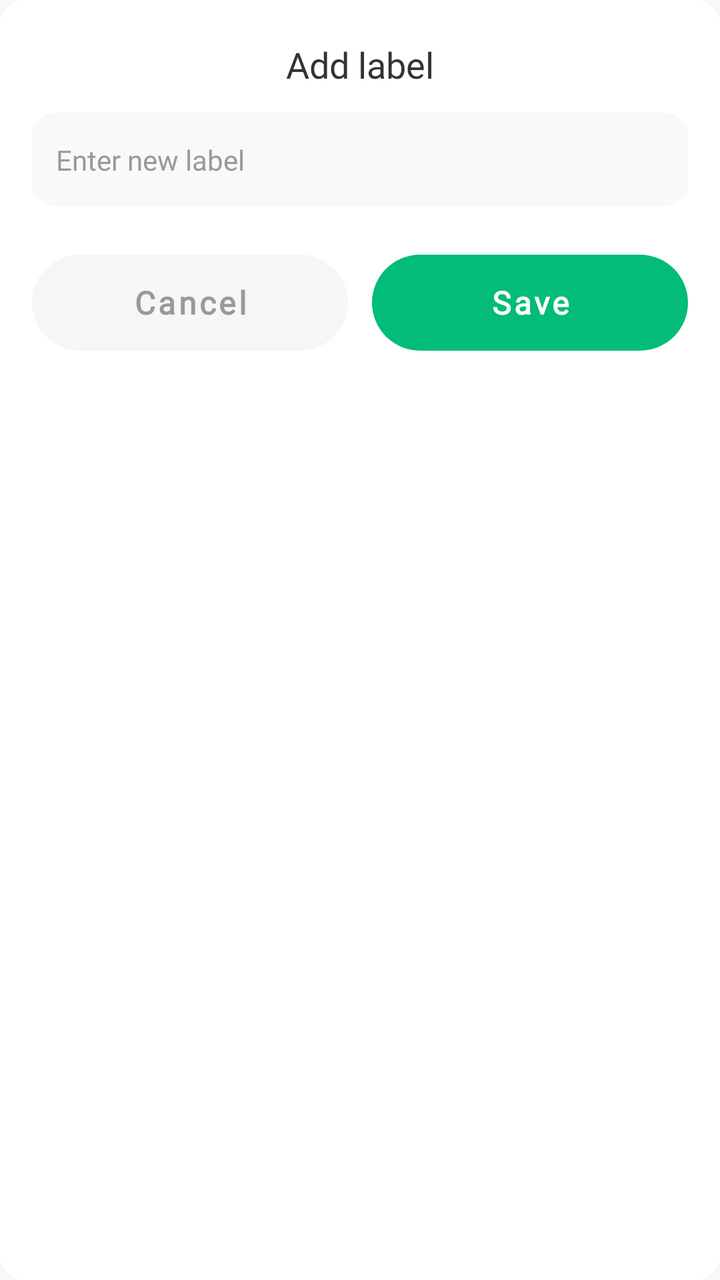
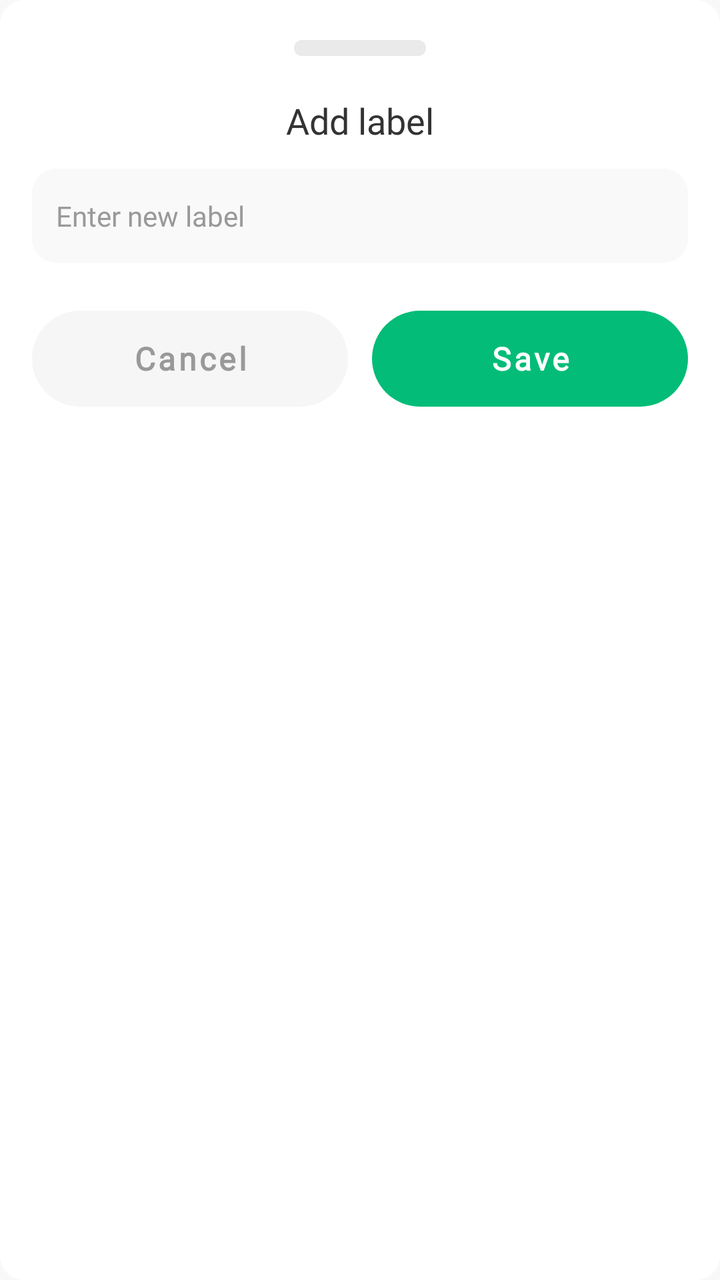

Before-and-after screenshots of an Android layout around one commit, followed by the original layout XML and the change that was made.
<!-- AndroidManifest.xml: application theme AppTheme -->
<!-- res/layout/dialog_add_tag.xml -->
<?xml version="1.0" encoding="utf-8"?>
<androidx.appcompat.widget.LinearLayoutCompat xmlns:android="http://schemas.android.com/apk/res/android"
    xmlns:tools="http://schemas.android.com/tools"
    android:layout_width="match_parent"
    android:layout_height="wrap_content"
    android:background="@drawable/bg_rect_white_12"
    android:gravity="center_horizontal"
    android:orientation="vertical"
    android:paddingHorizontal="@dimen/dp_16"
    android:paddingVertical="@dimen/dp_20">

    <androidx.appcompat.widget.AppCompatTextView
        android:id="@+id/tv_confirm_title"
        style="@style/T1_18"
        android:layout_width="match_parent"
        android:layout_height="wrap_content"
        android:layout_marginHorizontal="@dimen/dp_6"
        android:gravity="center_horizontal"
        android:text="@string/add_label"/>

    <androidx.appcompat.widget.AppCompatEditText
        android:id="@+id/et_label"
        style="@style/TextViewFont_RobotoRegular"
        android:layout_width="match_parent"
        android:layout_height="wrap_content"
        android:layout_marginTop="@dimen/dp_12"
        android:background="@drawable/bg_rect_white_12"
        android:backgroundTint="@color/color_F9F9FA"
        android:hint="@string/enter_new_label"
        android:maxLength="20"
        android:minHeight="@dimen/dp_44"
        android:paddingHorizontal="@dimen/dp_12"
        android:paddingVertical="@dimen/dp_14"
        android:textColor="@color/t1"
        android:textColorHint="@color/color_999"
        android:textSize="@dimen/sp_14"/>

    <androidx.appcompat.widget.LinearLayoutCompat
        android:layout_width="match_parent"
        android:layout_height="wrap_content"
        android:layout_marginTop="@dimen/dp_24">

        <com.google.android.material.button.MaterialButton
            android:id="@+id/btn_cancel"
            style="@style/MaterialButton.b3"
            android:layout_width="0dp"
            android:layout_height="@dimen/dp_48"
            android:layout_marginEnd="@dimen/dp_12"
            android:layout_weight="1"
            android:text="@string/cancel" />

        <com.google.android.material.button.MaterialButton
            android:id="@+id/btn_ok"
            style="@style/MaterialButton.b1"
            android:layout_width="0dp"
            android:layout_height="@dimen/dp_48"
            android:layout_weight="1"
            android:text="@string/save" />
    </androidx.appcompat.widget.LinearLayoutCompat>

</androidx.appcompat.widget.LinearLayoutCompat>
<!-- resources referenced by this layout -->
<resources>
  <color name="color_999">#999999</color>
  <color name="color_F9F9FA">#F9F9FA</color>
  <color name="t1">#333333</color>
  <dimen name="dp_12">12dp</dimen>
  <dimen name="dp_14">14dp</dimen>
  <dimen name="dp_16">16dp</dimen>
  <dimen name="dp_20">20dp</dimen>
  <dimen name="dp_24">24dp</dimen>
  <dimen name="dp_44">44dp</dimen>
  <dimen name="dp_48">48dp</dimen>
  <dimen name="dp_6">6dp</dimen>
  <dimen name="sp_14">14sp</dimen>
  <!-- drawable bg_rect_white_12 (drawable) -->
  <?xml version="1.0" encoding="utf-8"?>
  <shape xmlns:android="http://schemas.android.com/apk/res/android"
      android:shape="rectangle">
      <solid android:color="@color/white"/>
      <corners android:radius="@dimen/dp_12"/>
  
  </shape>
  <string name="add_label">Add label</string>
  <string name="cancel">Cancel</string>
  <string name="enter_new_label">Enter new label</string>
  <string name="save">Save</string>
  <style name="MaterialButton.b1">
          <item name="android:fontFamily">@font/roboto_bold</item>
          <item name="fontFamily">@font/roboto_bold</item>
          <item name="android:textStyle">bold</item>
          <item name="android:textColor">@color/white</item>
          <item name="backgroundTint">@color/c5</item>
          <item name="rippleColor">@color/c5_8</item>
      </style>
  <style name="MaterialButton.b3">
          <item name="android:fontFamily">@font/roboto_bold</item>
          <item name="fontFamily">@font/roboto_bold</item>
          <item name="android:textStyle">bold</item>
          <item name="android:textColor">@color/color_999</item>
          <item name="backgroundTint">#f6f6f6</item>
          <item name="rippleColor">@color/c5_8</item>
      </style>
  <style name="T1_18" parent="TextViewFont_RobotoBold">
          <item name="android:layout_height">wrap_content</item>
          <item name="android:layout_width">wrap_content</item>
          <item name="android:textColor">@color/t1</item>
          <item name="android:textSize">@dimen/sp_18</item>
      </style>
  <style name="TextViewFont_RobotoRegular">
          <item name="android:fontFamily">@font/roboto_regular</item>
          <item name="fontFamily">@font/roboto_regular</item>
      </style>
  <color name="white">#FFFFFF</color>
  <color name="c5">#02BC77</color>
  <color name="c5_8">#5DD4A8</color>
  <style name="TextViewFont_RobotoBold">
          <item name="android:fontFamily">@font/roboto_bold</item>
          <item name="fontFamily">@font/roboto_bold</item>
      </style>
  <dimen name="sp_18">18sp</dimen>
  <color name="colorAccent">@color/c5</color>
  <color name="color_tap_ripple">@color/transparent10</color>
  <color name="colorPrimary">@color/c1</color>
  <color name="colorPrimaryDark">@color/c1</color>
  <style name="toolbar_nav_button" parent="@style/Widget.AppCompat.Toolbar.Button.Navigation">
          <item name="android:paddingLeft">@dimen/nav_button_margin</item>
          <item name="android:paddingRight">@dimen/nav_button_margin</item>
          <item name="android:minWidth">56dp</item>
      </style>
  <color name="bg_window">#f8f8f8</color>
  <color name="transparent10">#1A000000</color>
  <color name="c1">@color/white</color>
  <dimen name="nav_button_margin">@dimen/dp_16</dimen>
  <!-- unchanged entries left out for length: 1 -->
</resources>

<!-- the commit's change to res/layout/dialog_add_tag.xml (unified diff, before → after) -->
@@ -1,6 +1,5 @@
 <?xml version="1.0" encoding="utf-8"?>
 <androidx.appcompat.widget.LinearLayoutCompat xmlns:android="http://schemas.android.com/apk/res/android"
-    xmlns:tools="http://schemas.android.com/tools"
     android:layout_width="match_parent"
     android:layout_height="wrap_content"
     android:background="@drawable/bg_rect_white_12"
@@ -9,11 +8,18 @@
     android:paddingHorizontal="@dimen/dp_16"
     android:paddingVertical="@dimen/dp_20">
 
+    <View
+        android:id="@+id/v_bar"
+        android:layout_width="@dimen/dp_66"
+        android:layout_height="@dimen/dp_8"
+        android:background="@drawable/bg_dialog_bar"/>
+
     <androidx.appcompat.widget.AppCompatTextView
         android:id="@+id/tv_confirm_title"
         style="@style/T1_18"
         android:layout_width="match_parent"
         android:layout_height="wrap_content"
+        android:layout_marginTop="@dimen/dp_20"
         android:layout_marginHorizontal="@dimen/dp_6"
         android:gravity="center_horizontal"
         android:text="@string/add_label"/>
<!-- resource entries referenced after the edit -->
@@ -11,7 +11,17 @@
   <dimen name="dp_44">44dp</dimen>
   <dimen name="dp_48">48dp</dimen>
   <dimen name="dp_6">6dp</dimen>
+  <dimen name="dp_66">66dp</dimen>
+  <dimen name="dp_8">8dp</dimen>
   <dimen name="sp_14">14sp</dimen>
+  <!-- drawable bg_dialog_bar (drawable) -->
+  <?xml version="1.0" encoding="utf-8"?>
+  <shape xmlns:android="http://schemas.android.com/apk/res/android"
+      android:shape="rectangle">
+      <solid android:color="#EAEAEA"/>
+      <corners android:radius="@dimen/dp_8"/>
+  
+  </shape>
   <!-- drawable bg_rect_white_12 (drawable) -->
   <?xml version="1.0" encoding="utf-8"?>
   <shape xmlns:android="http://schemas.android.com/apk/res/android"
